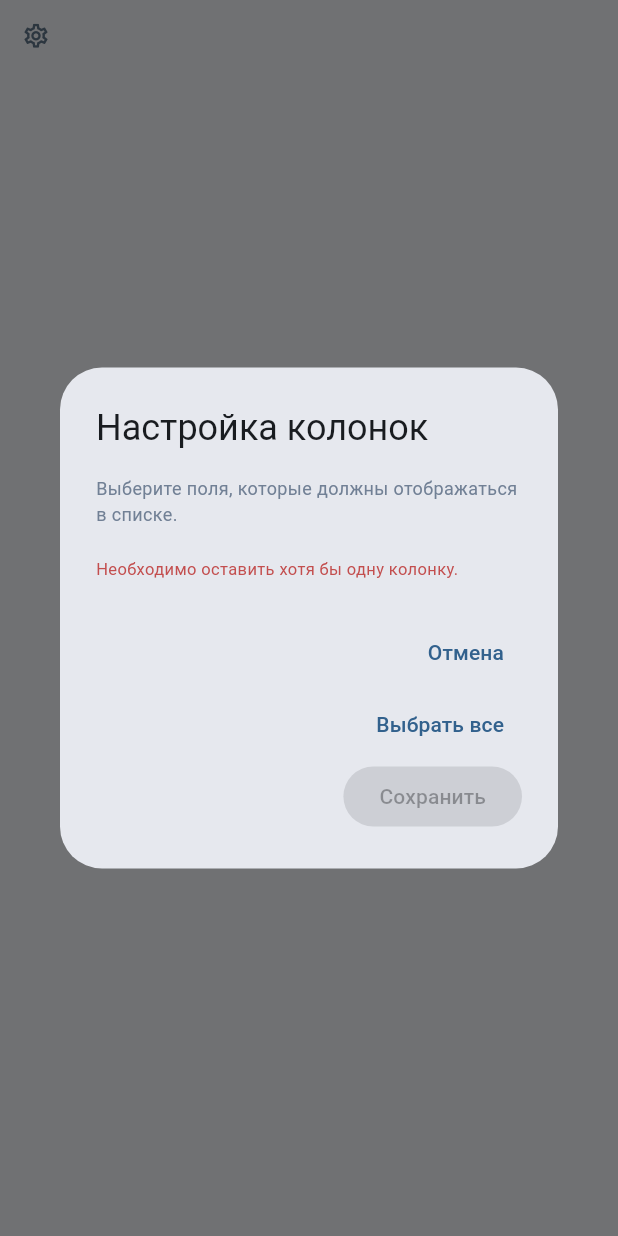
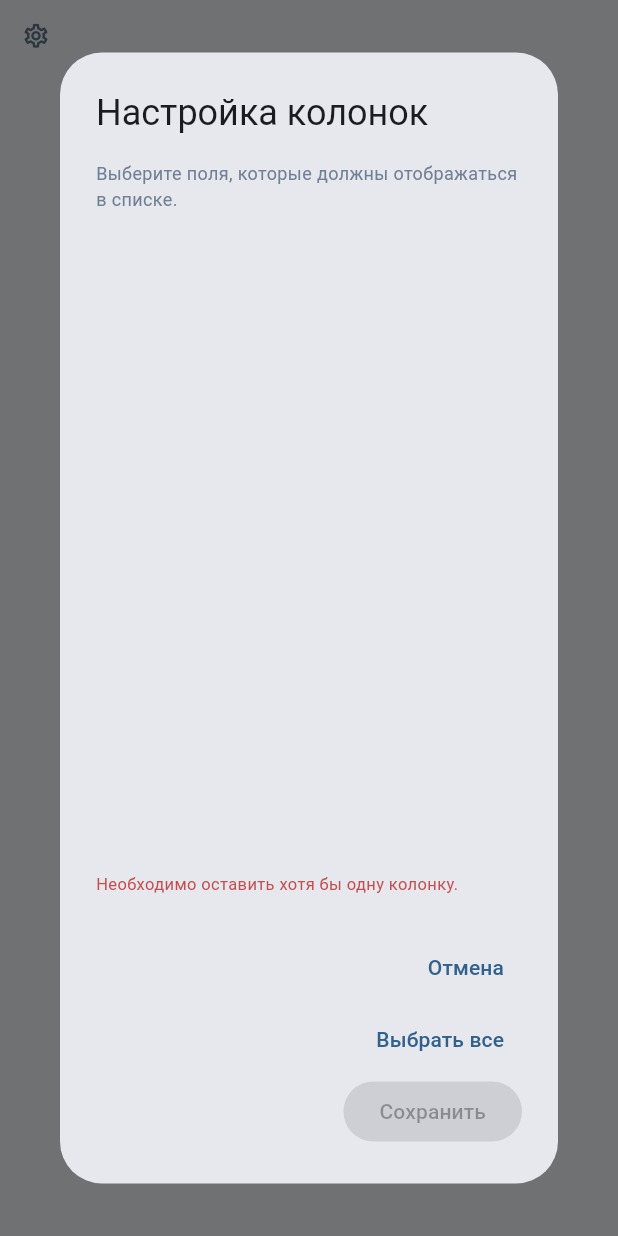
Before and after one commit to denis-aka-wolf/MEDIALOG_N3_INTEGRATION_DESKTOP, a Flutter app: the _ColumnSettingsButton widget shown alone on an empty page, opened directly with empty values, after a tap on the "settings" icon, on a phone screen of 412 x 824 dp. Run offline on Flutter 3.47's test engine with Material 3 defaults, Android fonts, the phone set to English and light mode, and no system bars.

Commit message:
Уточнена компоновка окна настройки колонок

```diff
--- a/lib/main.dart
+++ b/lib/main.dart
@@ -173,9 +173,10 @@ class _ColumnSettingsButton extends StatelessWidget {
                   const Text('Выберите поля, которые должны отображаться в списке.',
                     style: TextStyle(fontSize: 12, color: Color(0xFF718095))),
                   const SizedBox(height: 12),
-                  Flexible(
-                    child: SingleChildScrollView(
-                      child: Column(children: [
+                  SizedBox(
+                    height: 420,
+                    child: ListView(
+                      children: [
                         for (final option in options)
                           CheckboxListTile(
                             dense: true,
@@ -191,7 +192,7 @@ class _ColumnSettingsButton extends StatelessWidget {
                               }
                             }),
                           ),
-                      ]),
+                      ],
                     ),
                   ),
                   if (draft.isEmpty)
```
